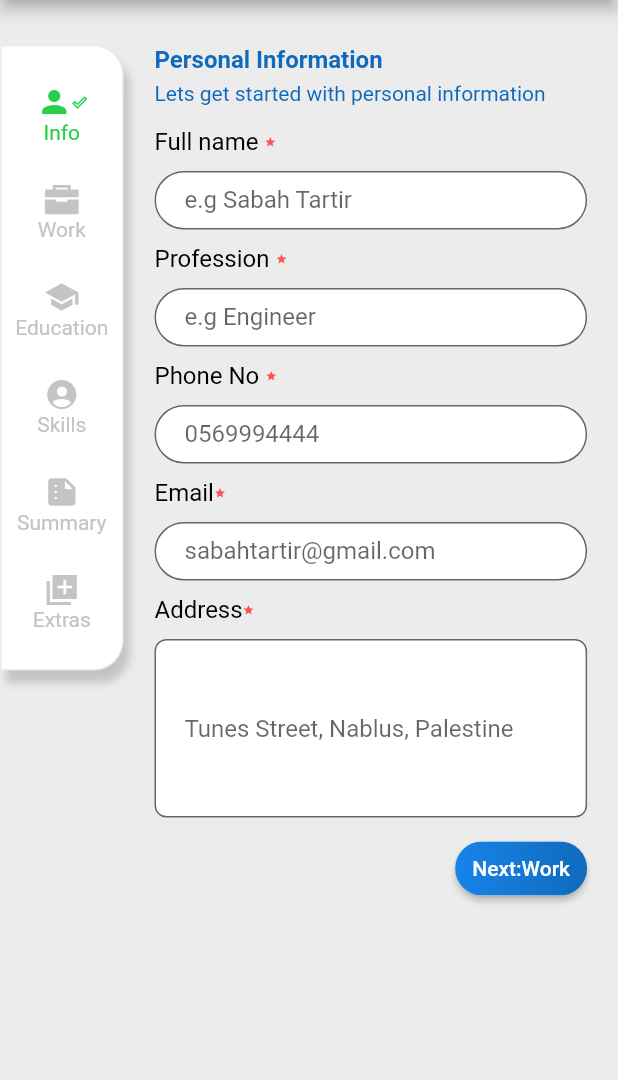
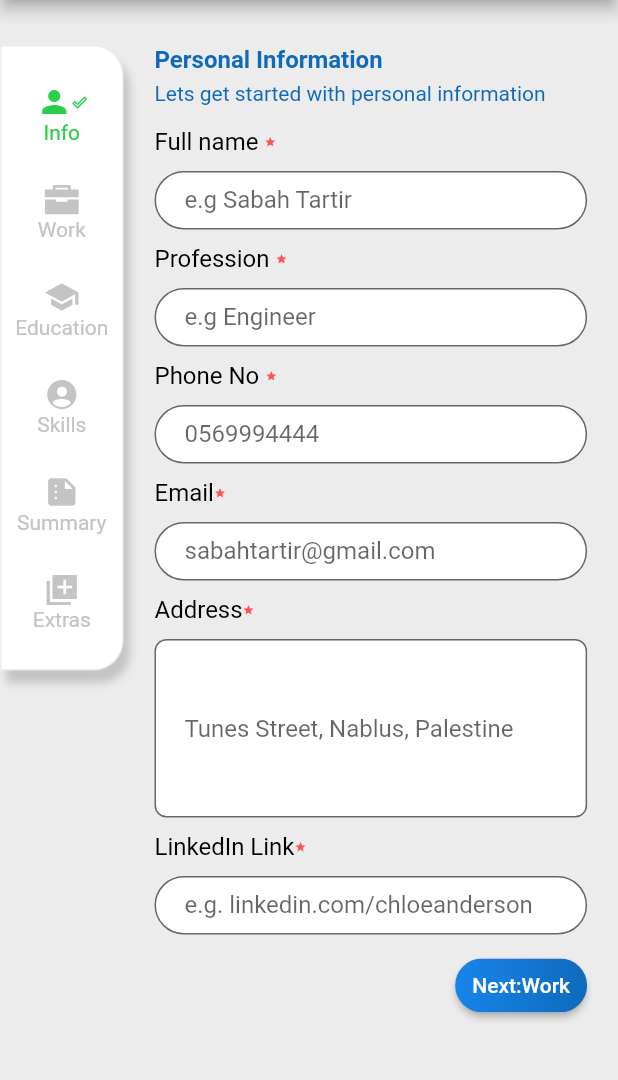
Before and after one commit to SabahTARTIR365/cv_builder_app, a Flutter app: the BuildCvScreen screen opened directly, on a phone screen of 412 x 824 dp, the part 84-1164 px from its top. Run offline on Flutter 3.47's test engine with Material 2 defaults, Android fonts, the phone set to English and light mode, and no system bars; our stand-ins replace dotted_border, flutter_markdown, iconsax, im_stepper, ionicons, open_file; missing offline and left inert: markdown_editable_textinput, syncfusion_flutter_pdf.

Commit message:
add all needed controllers and do some refactors like renaming sor some widgets

```diff
--- a/lib/main.dart
+++ b/lib/main.dart
@@ -45,7 +45,7 @@ class MyApp extends StatelessWidget {
 
         primarySwatch: Colors.blue,
       ),
-      home:SkillsScreen()//SplashScreen()//EducationScreen()SplashScreen()// WorkScreen()////const MyHomePage(title: 'Flutter Demo Home Page'),
+      home:SplashScreen()//EducationScreen()SplashScreen()// WorkScreen()////const MyHomePage(title: 'Flutter Demo Home Page'),
     );
   }
 }
--- a/lib/providers/cv_provider.dart
+++ b/lib/providers/cv_provider.dart
@@ -5,10 +5,41 @@ import 'package:intl/intl.dart';
 
 class CvProvider extends ChangeNotifier
 {
-  TextEditingController textEditingControllerStartDate = TextEditingController();
-  TextEditingController textEditingControllerEndDate = TextEditingController();
+  //info
+  TextEditingController nameController = TextEditingController();
+  TextEditingController professionController = TextEditingController();
+  TextEditingController phoneNoController = TextEditingController();
+  TextEditingController emailController = TextEditingController();
+  TextEditingController addressController = TextEditingController();
+  TextEditingController linkedInController = TextEditingController();
+ //work
+  TextEditingController titleController = TextEditingController();
+  TextEditingController companyController = TextEditingController();
+  TextEditingController workLocationController = TextEditingController();
+  TextEditingController workStartDateController = TextEditingController();
+  TextEditingController workEndDateController = TextEditingController();
+  TextEditingController workAchievementController = TextEditingController();
+
+  //edu
+  TextEditingController degreeController = TextEditingController();
+  TextEditingController schoolNameController = TextEditingController();
+  TextEditingController schoolLocationController = TextEditingController();
+  TextEditingController textEditingControllerEducationStartDate = TextEditingController();
+  TextEditingController textEditingControllerEducationEndDate = TextEditingController();
+  TextEditingController schoolAchievementController = TextEditingController();
+  //skill
+  TextEditingController textEditingSkillController = TextEditingController();
+  //summary
+   TextEditingController summaryController = TextEditingController();
+   //extras
+  TextEditingController languagesController = TextEditingController();
+  TextEditingController projectsController = TextEditingController();
+  TextEditingController honorsController = TextEditingController();
+
+
+  //importnt one need to check case-------------------------------------------------------------
   TextEditingController editableWidgetController = TextEditingController();
-  TextEditingController textEditingController = TextEditingController();
+
 
   String description='start' ;
   List<SkillModel> allSkill = [];
@@ -16,11 +47,11 @@ class CvProvider extends ChangeNotifier
     notifyListeners();
   }
   insertNewSkill() {
-    SkillModel skillModel = SkillModel(title: textEditingController.text);
+    SkillModel skillModel = SkillModel(title: textEditingSkillController.text);
     print('inside insert function sabah');
     print( skillModel .title);
     allSkill.add(skillModel);
-    textEditingController.clear();
+    textEditingSkillController.clear();
     getAllSkills();
   }
 
@@ -56,7 +87,7 @@ class CvProvider extends ChangeNotifier
       String formattedDate = DateFormat('yyyy-MM-dd').format(pickedDate); // format date in required form here we use yyyy-MM-dd that means time is removed
       print(formattedDate); //formatted date output using intl package =>  2022-07-04
       //You can format date as per your need
-      textEditingControllerStartDate.text = formattedDate; //set foratted date to TextField value.
+      workStartDateController.text = formattedDate; //set foratted date to TextField value.
     }
     else
       {
@@ -78,7 +109,7 @@ class CvProvider extends ChangeNotifier
       String formattedDate = DateFormat('yyyy-MM-dd').format(pickedDate); // format date in required form here we use yyyy-MM-dd that means time is removed
       print(formattedDate); //formatted date output using intl package =>  2022-07-04
       //You can format date as per your need
-      textEditingControllerEndDate.text = formattedDate; //set foratted date to TextField value.
+      workEndDateController.text = formattedDate; //set foratted date to TextField value.
     }
     else
     {
--- a/lib/views/screens/build_cv_screen.dart
+++ b/lib/views/screens/build_cv_screen.dart
@@ -108,23 +108,27 @@ class BuildCvScreen extends StatelessWidget
                      const  SizedBox(height: 15,),
                      TextLabelWidget('Full name '),
                      const  SizedBox(height: 10,),
-                     InputPrefab(labelText: 'e.g Sabah Tartir',onSaved: (String ) {  },),
+                     RoundedTextField(labelText: 'e.g Sabah Tartir',onSaved: (String ) {  },),
                      const  SizedBox(height: 10,),
                      TextLabelWidget('Profession '),
                      const  SizedBox(height: 10,),
-                     InputPrefab(labelText: 'e.g Engineer',onSaved: (String ) {  },),
+                     RoundedTextField(labelText: 'e.g Engineer',onSaved: (String ) {  },),
                      const  SizedBox(height: 10,),
                      TextLabelWidget('Phone No '),
                      const  SizedBox(height: 10,),
-                     InputPrefab(labelText: '0569994444',onSaved: (String ) {  },),
+                     RoundedTextField(labelText: '0569994444',onSaved: (String ) {  },),
                      const  SizedBox(height: 10,),
                      TextLabelWidget('Email'),
                      const  SizedBox(height: 10,),
-                     InputPrefab(labelText: 'sabahtartir@gmail.com',onSaved: (String ) {  },),
+                     RoundedTextField(labelText: 'sabahtartir@gmail.com',onSaved: (String ) {  },),
                      const  SizedBox(height: 10,),
                      TextLabelWidget('Address'),
                      const  SizedBox(height: 10,),
                      AddressWidget(labelText: 'Tunes Street, Nablus, Palestine',onSaved: (String ) {  },),
+                     const  SizedBox(height: 10,),
+                     TextLabelWidget('LinkedIn Link'),
+                     const  SizedBox(height: 10,),
+                     RoundedTextField(labelText: 'e.g. linkedin.com/chloeanderson',onSaved: (String ) {  },),
                      const  SizedBox(height: 10,),
                      Row(
                        mainAxisAlignment: MainAxisAlignment.end,
--- a/lib/views/screens/extras_screen.dart
+++ b/lib/views/screens/extras_screen.dart
@@ -153,7 +153,7 @@ class ExtrasScreen extends StatelessWidget
                    //
                     TextLabelWidget('Languages'),
                     const SizedBox(height: 10,),
-                    InputPrefab(
+                    RoundedTextField(
                       labelText: 'e.g Japanese', onSaved: (String) {},),
                     NextButton(text: 'Add',
                         onPressed: () {}),
--- a/lib/views/screens/skills_screen.dart
+++ b/lib/views/screens/skills_screen.dart
@@ -145,11 +145,11 @@ class SkillsScreen extends StatelessWidget
                     const SizedBox(height: 15,),
                     TextLabelWidget('Skills '),
                     const SizedBox(height: 10,),
-                    InputPrefab(
+                    RoundedTextField(
                       labelText: 'e.g Responsible', onSaved: (String) {},),
                     NextButton(text: 'Add',
                         onPressed: () {
-                   String data = provider.textEditingController.text;
+                   String data = provider.textEditingSkillController.text;
                    print(data);
                    Provider.of<CvProvider>(context, listen: false).insertNewSkill();
                    print(data);
--- a/lib/views/widgets/editable_text_widget.dart
+++ b/lib/views/widgets/editable_text_widget.dart
@@ -9,6 +9,7 @@ import 'package:provider/provider.dart';
 class EditableTextWidget extends StatelessWidget
 {
 // String description='start' ;
+
 
   @override
   Widget build(BuildContext context) {
--- a/lib/views/widgets/input_prefab.dart
+++ b/lib/views/widgets/input_prefab.dart
@@ -2,17 +2,18 @@ import 'package:cv_builder_app/providers/cv_provider.dart';
 import 'package:flutter/material.dart';
 import 'package:provider/provider.dart';
 
-class InputPrefab extends StatelessWidget {
+class RoundedTextField extends StatelessWidget {
   final String? labelText;
   final Function(String?)? onSaved;
+  final  TextEditingController? controller;
 
 
-  InputPrefab({@required this.labelText, @required this.onSaved});
+   RoundedTextField({@required this.labelText, @required this.onSaved, this.controller});
 
   @override
   Widget build(BuildContext context) {
     return TextFormField(
-      controller:  Provider.of<CvProvider>(context).textEditingController,
+      controller:  controller,//Provider.of<CvProvider>(context).textEditingController,//for skill controller
       decoration: InputDecoration(
         isDense: true,
         contentPadding: EdgeInsets.fromLTRB(20, 20, 20, 0),
```
Also changed, not shown: lib/views/screens/education_screen.dart (+5 -5 lines), lib/views/screens/work_screen.dart (+5 -5 lines).
